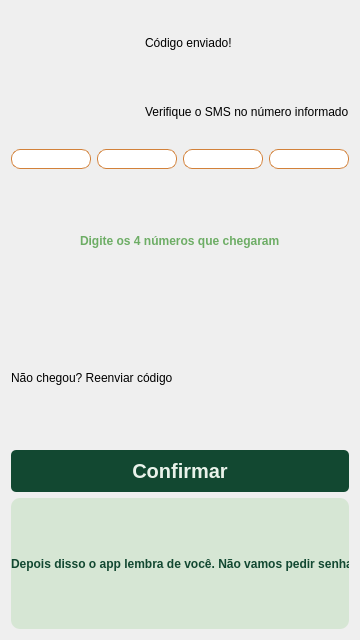
Before: the Qt Designer form SMSScreen.ui in pollyanasousa/projeto-interdisciplinar-ufrpe, drawn with Qt 5.
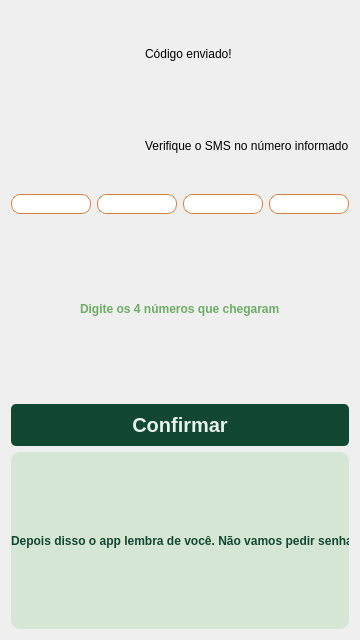
After: the same form once the commit is applied. Icons and pictures are not drawn.

```diff
--- a/SMSScreen.ui
+++ b/SMSScreen.ui
@@ -148,13 +148,6 @@
        </property>
       </widget>
      </item>
-     <item>
-      <widget class="QLabel" name="label">
-       <property name="text">
-        <string>Não chegou? Reenviar código</string>
-       </property>
-      </widget>
-     </item>
      <item>
       <widget class="QPushButton" name="confirm_button">
        <property name="text">
```
